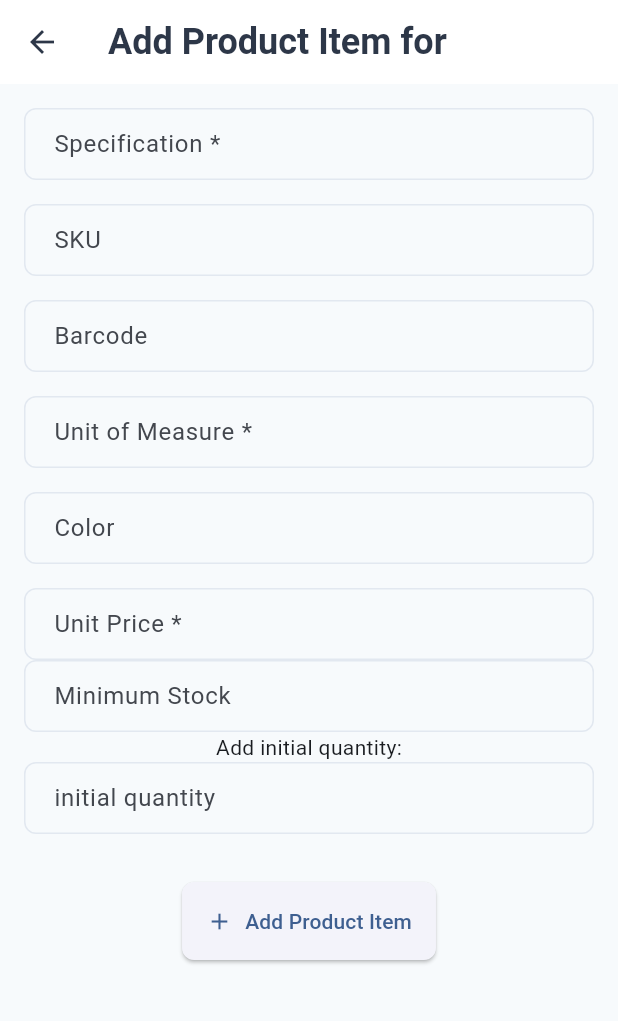
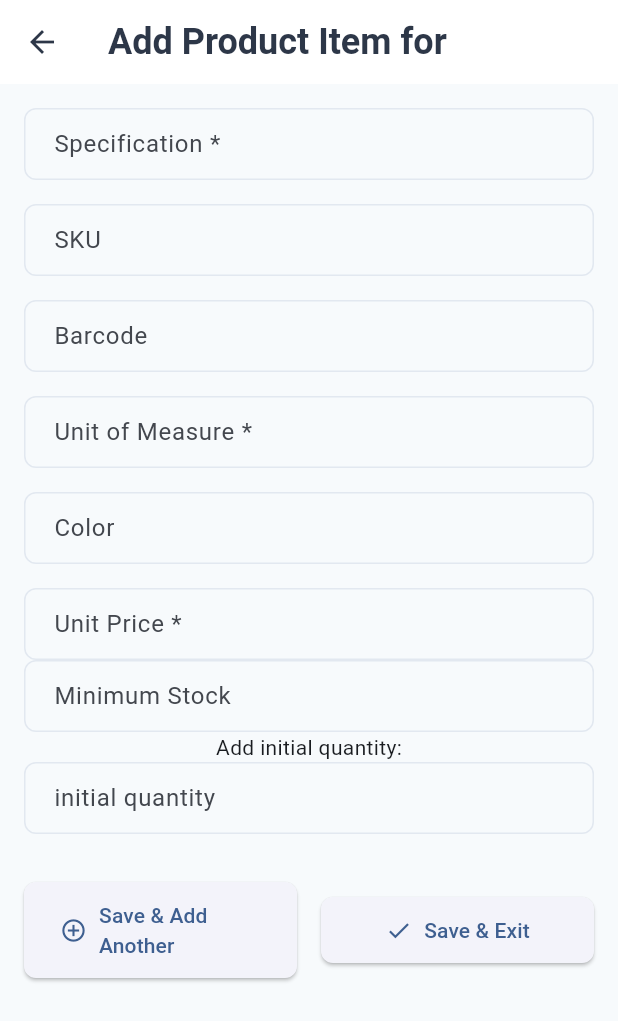
Before and after one commit to dhannie-k/fl_hb_pos, a Flutter app: the AddProductItemPage screen opened directly with empty values, on a phone screen of 412 x 824 dp. Shown: the top 1021 px of the screen. Run offline on Flutter 3.47's test engine with Material 3 defaults, Android fonts, the light colour scheme and no system bars; our stand-ins replace equatable, flutter_bloc, go_router, supabase_flutter; accounts and stored records are empty; network calls fail.

```diff
--- a/lib/domain/entities/dasboard_stats.dart
+++ b/lib/domain/entities/dasboard_stats.dart
@@ -22,7 +22,7 @@ class TopItem {
   final int productId;
   final String name;
   final String specification;
-  final int totalSold;
+  final double totalSold;
 
   TopItem({
     required this.productId,
@@ -36,7 +36,7 @@ class LowStockItem {
   final int productItemId;
   final String name;
   final String specification;
-  final int stock;
+  final double stock;
 
   LowStockItem({
     required this.productItemId,
--- a/lib/domain/entities/inventory.dart
+++ b/lib/domain/entities/inventory.dart
@@ -17,7 +17,7 @@ class InventoryItem extends Equatable {
   final String? color;
   final double? unitPrice;
   final int? minimumStock;
-  final int stock;
+  final double stock;
   final DateTime? updatedAt;
 
   const InventoryItem({
@@ -57,7 +57,7 @@ class InventoryItem extends Equatable {
       color: json['color'],
       unitPrice: (json['unit_price'] as num?)?.toDouble(),
       minimumStock: json['minimum_stock'],
-      stock: json['stock'] ?? 0,
+      stock: json['stock'] ?? 0.0,
       updatedAt: json['updated_at'] != null
           ? DateTime.parse(json['updated_at'])
           : null,
--- a/lib/presentation/bloc/product/product_event.dart
+++ b/lib/presentation/bloc/product/product_event.dart
@@ -33,8 +33,9 @@ class CreateProduct extends ProductEvent {
 class AddProductItem extends ProductEvent {
   final ProductItem productItem;
   final int initialQuantity;
+  final bool stayOnPage;
 
-  const AddProductItem(this.productItem, {this.initialQuantity = 0});
+  const AddProductItem(this.productItem, {this.initialQuantity = 0, this.stayOnPage = false});
 
   @override
   List<Object?> get props => [productItem];
--- a/lib/presentation/bloc/product/product_state.dart
+++ b/lib/presentation/bloc/product/product_state.dart
@@ -40,8 +40,9 @@ class ProductError extends ProductState {
 
 class ProductOperationSuccess extends ProductState {
   final String message;
+  final bool stayOnPage;
 
-  const ProductOperationSuccess(this.message);
+  const ProductOperationSuccess(this.message, {this.stayOnPage = false});
 
   @override
   List<Object?> get props => [message];
--- a/lib/presentation/pages/add_product_item_page.dart
+++ b/lib/presentation/pages/add_product_item_page.dart
@@ -10,7 +10,11 @@ class AddProductItemPage extends StatefulWidget {
   final int productId;
   final String productName;
 
-  const AddProductItemPage({super.key, required this.productId, required this.productName});
+  const AddProductItemPage({
+    super.key,
+    required this.productId,
+    required this.productName,
+  });
 
   @override
   State<AddProductItemPage> createState() => _AddProductItemPageState();
@@ -26,6 +30,7 @@ class _AddProductItemPageState extends State<AddProductItemPage> {
   final _colorController = TextEditingController();
   final _unitPriceController = TextEditingController();
   final _initialQuantity = TextEditingController();
+  final _specfocusNode = FocusNode();
 
   bool _isLoading = false;
 
@@ -38,10 +43,11 @@ class _AddProductItemPageState extends State<AddProductItemPage> {
     _colorController.dispose();
     _unitPriceController.dispose();
     _initialQuantity.dispose();
+    _specfocusNode.dispose();
     super.dispose();
   }
 
-  void _addProductItem() {
+  void _addProductItem({required bool stayOnPage}) {
     if (!_formKey.currentState!.validate()) return;
 
     final item = ProductItem.createNew(
@@ -49,17 +55,22 @@ class _AddProductItemPageState extends State<AddProductItemPage> {
       specification: _specificationController.text.trim(),
       unitOfMeasure: _unitOfMeasureController.text.trim(),
       unitPrice: double.tryParse(_unitPriceController.text.trim()) ?? 0.0,
-    sku: _skuController.text.trim().isEmpty ? null : _skuController.text.trim(),
-    barcode: _barcodeController.text.trim().isEmpty ? null : _barcodeController.text.trim(),
-    color: _colorController.text.trim().isEmpty ? null : _colorController.text.trim(),
+      sku: _skuController.text.trim().isEmpty
+          ? null
+          : _skuController.text.trim(),
+      barcode: _barcodeController.text.trim().isEmpty
+          ? null
+          : _barcodeController.text.trim(),
+      color: _colorController.text.trim().isEmpty
+          ? null
+          : _colorController.text.trim(),
       minimumStock: int.tryParse(_minimumStockController.text.trim()) ?? 0,
     );
 
     final qty = int.tryParse(_initialQuantity.text.trim()) ?? 0;
 
-  context.read<ProductBloc>().add(AddProductItem(item, initialQuantity: qty));
+    context.read<ProductBloc>().add(AddProductItem(item, initialQuantity: qty, stayOnPage: stayOnPage));
   }
-
 
   @override
   Widget build(BuildContext context) {
@@ -78,10 +89,26 @@ class _AddProductItemPageState extends State<AddProductItemPage> {
             ).showSnackBar(SnackBar(content: Text(state.message)));
           }
           if (state is ProductOperationSuccess) {
-            ScaffoldMessenger.of(
-              context,
-            ).showSnackBar(SnackBar(content: Text(state.message)));
+            ScaffoldMessenger.of(context).showSnackBar(
+              SnackBar(
+                content: Text(state.message),
+                backgroundColor: Colors.blue,
+              ),
+            );
+            if (state.stayOnPage) {
+              // Clear form for another entry
+              _specificationController.clear();
+              _skuController.clear();
+              _barcodeController.clear();
+              _unitOfMeasureController.clear();
+              _colorController.clear();
+              _unitPriceController.clear();
+              _minimumStockController.clear();
+              _initialQuantity.clear();
+              FocusScope.of(context).requestFocus(_specfocusNode);
+            } else {
               context.pop(); // back to product edit
+            }
           } else if (state is ProductError) {
             ScaffoldMessenger.of(context).showSnackBar(
               SnackBar(
@@ -99,6 +126,7 @@ class _AddProductItemPageState extends State<AddProductItemPage> {
               children: [
                 TextFormField(
                   controller: _specificationController,
+                  focusNode: _specfocusNode,
                   decoration: const InputDecoration(
                     labelText: 'Specification *',
                     hintText: 'e.g., 12mm, Red, Large',
@@ -199,22 +227,34 @@ class _AddProductItemPageState extends State<AddProductItemPage> {
                 ),
                 const SizedBox(height: 32),
 
-                ElevatedButton.icon(
-                  onPressed: _isLoading ? null : _addProductItem,
-                  icon: _isLoading
-                      ? const SizedBox(
-                          width: 20,
-                          height: 20,
-                          child: CircularProgressIndicator(
-                            strokeWidth: 2,
-                            color: Colors.white,
+                Row(
+                  children: [
+                    Expanded(
+                      child: ElevatedButton.icon(
+                        onPressed: _isLoading
+                            ? null
+                            : () {
+                                _addProductItem(stayOnPage: true);
+                              },
+                        icon: const Icon(Icons.add_circle_outline),
+                        label: Text(
+                          _isLoading ? 'Saving...' : 'Save & Add Another',
                         ),
-                        )
-                      : const Icon(Icons.add),
-                  label: Text(_isLoading ? 'Adding...' : 'Add Product Item'),
-                  style: ElevatedButton.styleFrom(
-                    padding: const EdgeInsets.all(16),
                       ),
+                    ),
+                    const SizedBox(width: 16),
+                    Expanded(
+                      child: ElevatedButton.icon(
+                        onPressed: _isLoading
+                            ? null
+                            : () {
+                                _addProductItem(stayOnPage: false);
+                              },
+                        icon: const Icon(Icons.check),
+                        label: Text(_isLoading ? 'Saving...' : 'Save & Exit'),
+                      ),
+                    ),
+                  ],
                 ),
               ],
             ),
--- a/lib/presentation/widgets/inventory/product_tab.dart
+++ b/lib/presentation/widgets/inventory/product_tab.dart
@@ -44,11 +44,11 @@ Widget build(BuildContext context) {
       Expanded(
         child: BlocConsumer<ProductBloc, ProductState>(
           listener: (context, state) {
-            if (state is ProductOperationSuccess) {
+            if (state is ProductOperationSuccess && !state.message.contains('item')) {
               ScaffoldMessenger.of(context).showSnackBar(
                 SnackBar(
                   content: Text(state.message),
-                  backgroundColor: Colors.green,
+                  backgroundColor: Colors.amber,
                 ),
               );
             }
--- a/lib/presentation/widgets/inventory/stock_tab.dart
+++ b/lib/presentation/widgets/inventory/stock_tab.dart
@@ -324,8 +324,8 @@ class _StockTabState extends State<StockTab> {
     );
   }
 
-  Color _getStockColor(int stock, int? minStock) {
-    if (minStock != null && stock <= minStock) {
+  Color _getStockColor(double stock, int? minStock) {
+    if (minStock != null && stock <= minStock.toDouble()) {
       return Colors.red;
     } else if (minStock != null && stock <= (minStock * 2)) {
       return Colors.orange;
```
Also changed, not shown: lib/presentation/bloc/product/product_bloc.dart (+12 -23 lines), 1 other file. Lines whose indentation alone changed are shown as unchanged.
